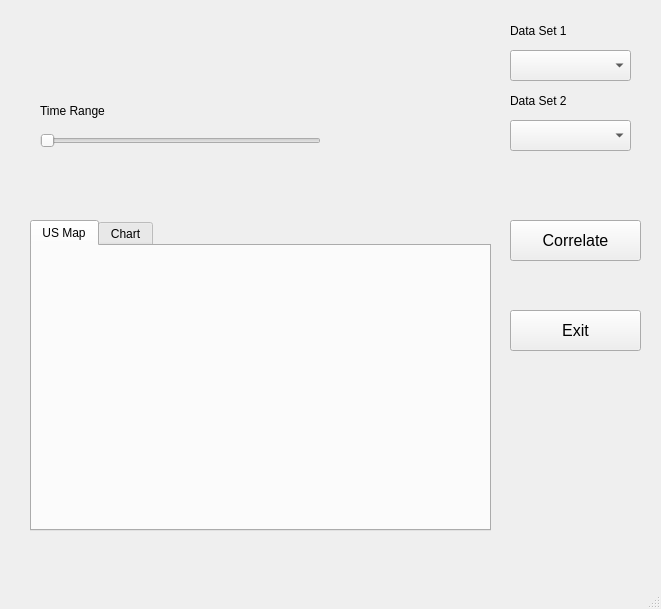
First picture: the form in main.ui, repository mattlitz/CS-5010-semester-project, before the edit.
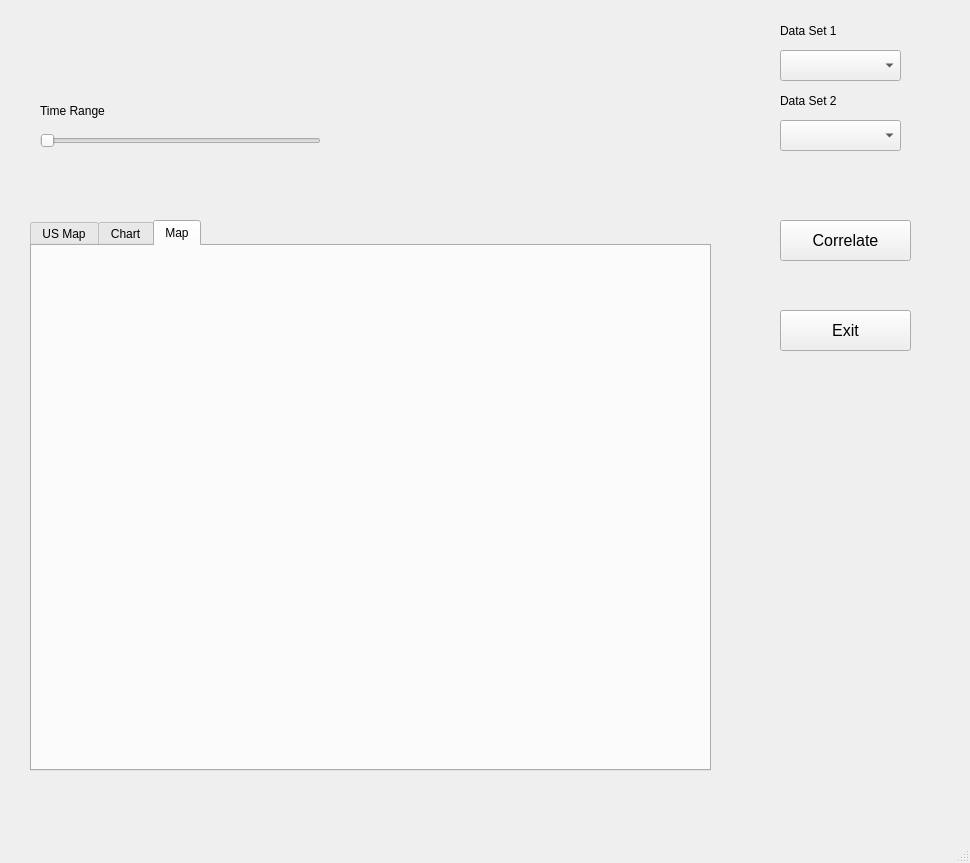
Second picture: the form after the edit. Custom widgets are drawn as their Qt base class.

The edit to the form file:
```diff
--- a/main.ui
+++ b/main.ui
@@ -6,8 +6,8 @@
    <rect>
     <x>0</x>
     <y>0</y>
-    <width>661</width>
-    <height>609</height>
+    <width>970</width>
+    <height>863</height>
    </rect>
   </property>
   <property name="windowTitle">
@@ -30,7 +30,7 @@
    <widget class="QPushButton" name="calculateButton">
     <property name="geometry">
      <rect>
-      <x>510</x>
+      <x>780</x>
       <y>220</y>
       <width>131</width>
       <height>41</height>
@@ -50,12 +50,12 @@
      <rect>
       <x>30</x>
       <y>220</y>
-      <width>461</width>
-      <height>311</height>
+      <width>681</width>
+      <height>551</height>
      </rect>
     </property>
     <property name="currentIndex">
-     <number>0</number>
+     <number>2</number>
     </property>
     <widget class="QWidget" name="tab">
      <attribute name="title">
@@ -77,11 +77,26 @@
       <string>Chart</string>
      </attribute>
     </widget>
+    <widget class="QWidget" name="Map">
+     <attribute name="title">
+      <string>Map</string>
+     </attribute>
+     <widget class="folium" name="foliumWidget" native="true">
+      <property name="geometry">
+       <rect>
+        <x>9</x>
+        <y>19</y>
+        <width>651</width>
+        <height>491</height>
+       </rect>
+      </property>
+     </widget>
+    </widget>
    </widget>
    <widget class="QPushButton" name="exitButton">
     <property name="geometry">
      <rect>
-      <x>510</x>
+      <x>780</x>
       <y>310</y>
       <width>131</width>
       <height>41</height>
@@ -99,7 +114,7 @@
    <widget class="QComboBox" name="comboBox">
     <property name="geometry">
      <rect>
-      <x>510</x>
+      <x>780</x>
       <y>50</y>
       <width>121</width>
       <height>31</height>
@@ -109,7 +124,7 @@
    <widget class="QComboBox" name="comboBox_2">
     <property name="geometry">
      <rect>
-      <x>510</x>
+      <x>780</x>
       <y>120</y>
       <width>121</width>
       <height>31</height>
@@ -119,7 +134,7 @@
    <widget class="QLabel" name="label">
     <property name="geometry">
      <rect>
-      <x>510</x>
+      <x>780</x>
       <y>90</y>
       <width>71</width>
       <height>21</height>
@@ -132,7 +147,7 @@
    <widget class="QLabel" name="label_2">
     <property name="geometry">
      <rect>
-      <x>510</x>
+      <x>780</x>
       <y>20</y>
       <width>71</width>
       <height>21</height>
@@ -175,6 +190,12 @@
    <header>chloroplethwidget.h</header>
    <container>1</container>
   </customwidget>
+  <customwidget>
+   <class>folium</class>
+   <extends>QWidget</extends>
+   <header>folium.h</header>
+   <container>1</container>
+  </customwidget>
  </customwidgets>
  <resources/>
  <connections/>
```
Left out of the diff: 8 changed lines with no effect on the pictures.
